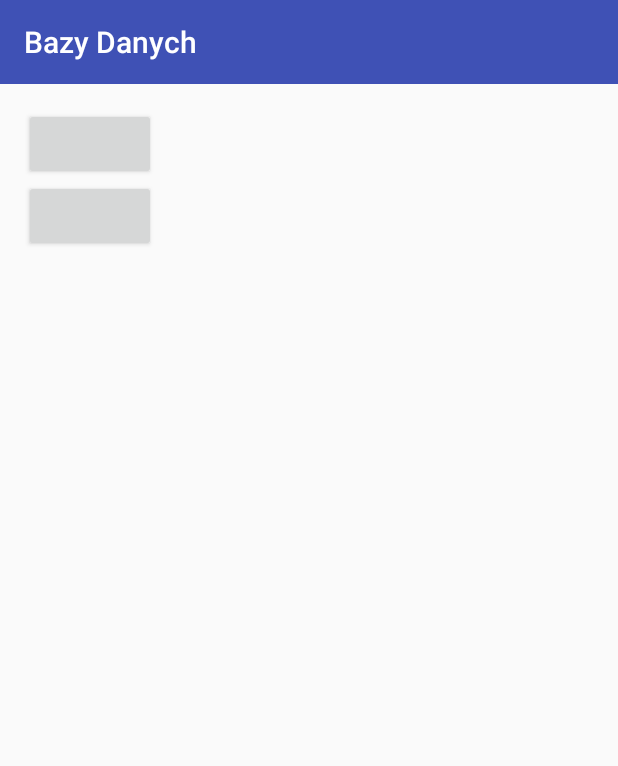
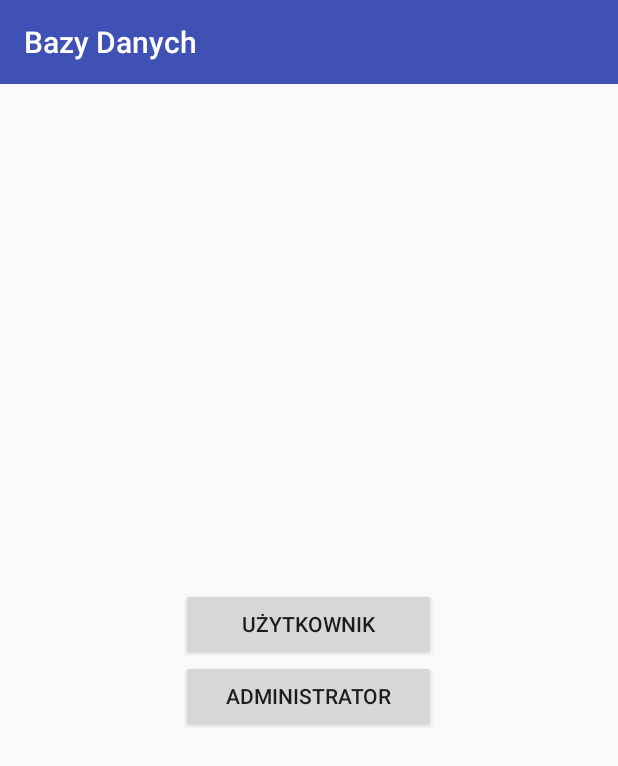
Before and after one commit to indywidualny/BazyDanych, an Android app: the screen it shows after launch (MainActivity), on a phone screen of 412 x 824 dp. Shown: the top 766 px of the screen. Run offline under Robolectric (Android 15) with nearby library versions, the phone set to English and light mode, and no system bars.

Commit message:
User / admin buttons

```diff
--- a/app/src/main/res/layout/activity_main.xml
+++ b/app/src/main/res/layout/activity_main.xml
@@ -12,7 +12,7 @@
         layout="@layout/toolbar" />
 
     <RelativeLayout
-
+        android:gravity="center"
         android:layout_width="match_parent"
         android:layout_height="match_parent"
         android:layout_below="@id/toolbar"
@@ -21,21 +21,22 @@
         android:paddingRight="@dimen/activity_horizontal_margin"
         android:paddingTop="@dimen/activity_vertical_margin">
 
-        <TextView
-            android:id="@+id/textView1"
-            android:layout_width="wrap_content"
-            android:layout_height="wrap_content" />
-
         <Button
             android:id="@+id/button1"
             android:layout_width="wrap_content"
-            android:layout_height="wrap_content" />
+            android:layout_height="wrap_content"
+            android:text="@string/user"
+            android:minWidth="170dp"
+            android:padding="14dp" />
 
         <Button
             android:id="@+id/button2"
             android:layout_width="wrap_content"
             android:layout_height="wrap_content"
-            android:layout_below="@id/button1" />
+            android:layout_below="@id/button1"
+            android:text="@string/admin"
+            android:minWidth="170dp"
+            android:padding="14dp" />
 
     </RelativeLayout>
 
--- a/app/src/main/res/values/strings.xml
+++ b/app/src/main/res/values/strings.xml
@@ -1,3 +1,5 @@
 <resources>
     <string name="app_name">Bazy Danych</string>
+    <string name="user">Użytkownik</string>
+    <string name="admin">Administrator</string>
 </resources>
```
